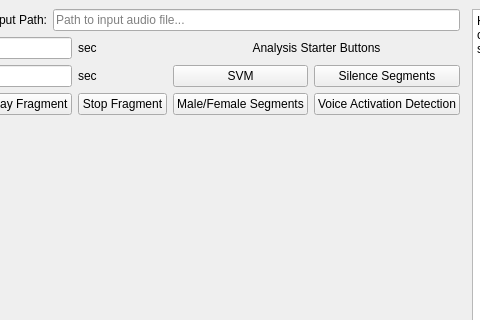
Old version of the form gui/audio_cutter.ui in the repository danschnurp/kiv-azs; both pictures show x 147 to 627 and y 0 to 320 of the 764 by 427 pixel window.
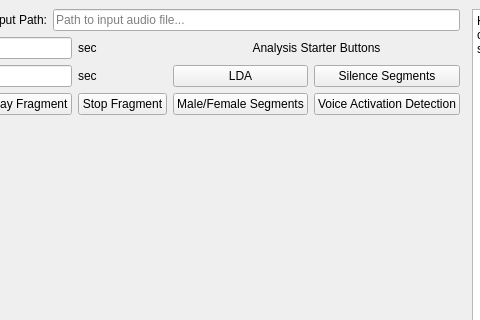
New version of the form.

Commit message: stopping analysis early

Patch:
```diff
--- a/gui/audio_cutter.ui
+++ b/gui/audio_cutter.ui
@@ -74,7 +74,7 @@
       <item row="2" column="5">
        <widget class="QPushButton" name="pushButton_SVM">
         <property name="text">
-         <string>SVM</string>
+         <string>LDA</string>
         </property>
        </widget>
       </item>
```
Left out of the diff: 2 changed lines with no effect on the pictures. The commit also changes 2 other files.
